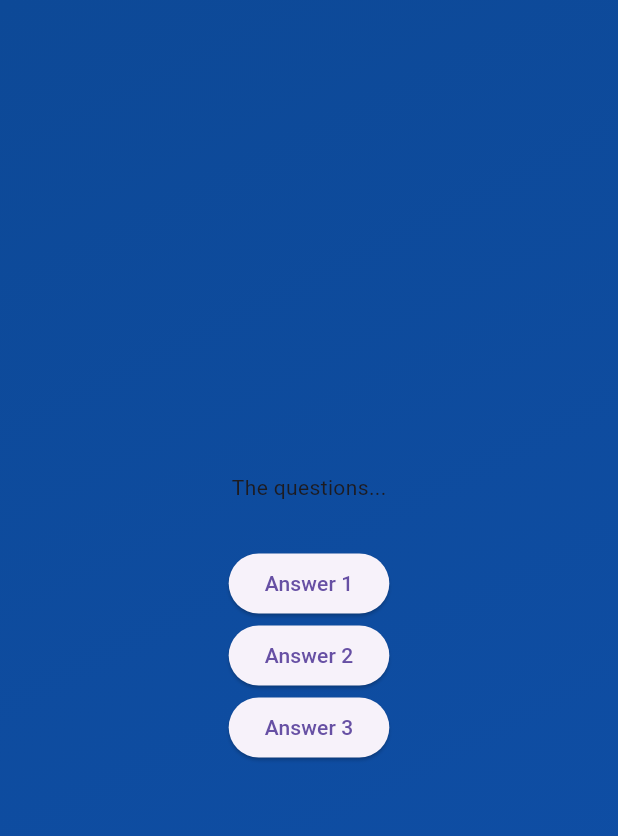
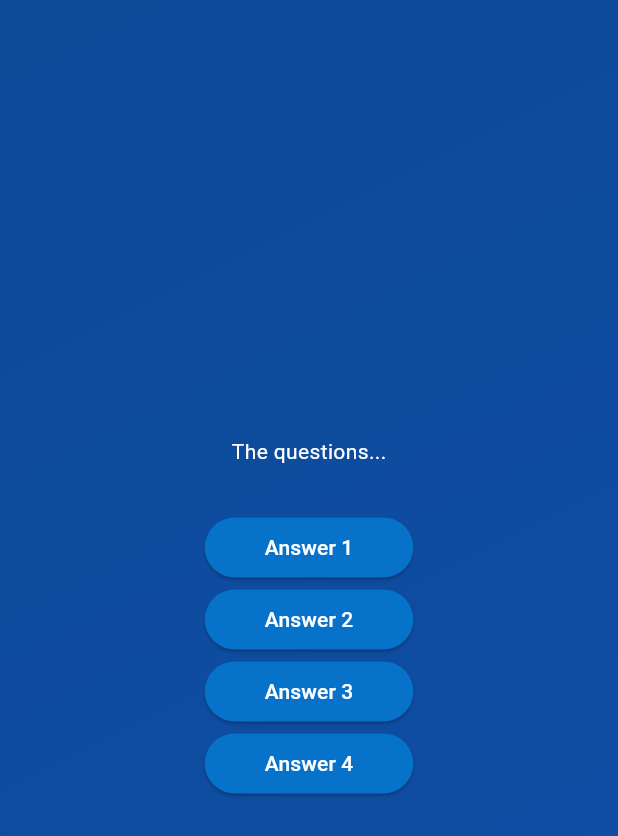
Before and after one commit to HazeyWazy/quiz-app, a Flutter app: the screen it shows after launch, after a tap on "Start Quiz", on a phone screen of 412 x 824 dp. Shown: the top 836 px of the screen. Run offline on Flutter 3.47's test engine with Material 3 defaults, Android fonts, the phone set to English and light mode, and no system bars.

Commit message:
Create a resuable custom styled button

```diff
--- /dev/null
+++ b/lib/answer_button.dart
@@ -0,0 +1,33 @@
+import 'package:flutter/material.dart';
+
+class AnswerButton extends StatelessWidget {
+  // AnswerButton(this.answerText, this.onTap, {super.key}); // positional arguments
+  const AnswerButton({
+    // named arguments
+    super.key,
+    required this.answerText,
+    required this.onTap,
+  });
+
+  final String answerText;
+  final void Function() onTap;
+
+  @override
+  Widget build(BuildContext context) {
+    return ElevatedButton(
+      onPressed: onTap,
+      style: ElevatedButton.styleFrom(
+        padding: const EdgeInsets.symmetric(
+          vertical: 10,
+          horizontal: 40,
+        ),
+        backgroundColor: const Color.fromARGB(255, 7, 114, 201),
+        foregroundColor: Colors.white,
+        shape: RoundedRectangleBorder(
+          borderRadius: BorderRadius.circular(40),
+        ),
+      ),
+      child: Text(answerText),
+    );
+  }
+}
--- a/lib/questions_screen.dart
+++ b/lib/questions_screen.dart
@@ -1,4 +1,5 @@
 import 'package:flutter/material.dart';
+import 'package:quiz_app/answer_button.dart';
 
 class QuestionsScreen extends StatefulWidget {
   const QuestionsScreen({super.key});
@@ -17,19 +18,28 @@ class _QuestionsScreenState extends State<QuestionsScreen> {
       child: Column(
         mainAxisAlignment: MainAxisAlignment.center,
         children: [
-          const Text('The questions...'),
+          const Text(
+            'The questions...',
+            style: TextStyle(
+              color: Colors.white,
+            ),
+          ),
           const SizedBox(height: 30),
-          ElevatedButton(
-            onPressed: () {},
-            child: const Text('Answer 1'),
+          AnswerButton(
+            answerText: 'Answer 1',
+            onTap: () {},
           ),
-          ElevatedButton(
-            onPressed: () {},
-            child: const Text('Answer 2'),
+          AnswerButton(
+            answerText: 'Answer 2',
+            onTap: () {},
           ),
-          ElevatedButton(
-            onPressed: () {},
-            child: const Text('Answer 3'),
+          AnswerButton(
+            answerText: 'Answer 3',
+            onTap: () {},
+          ),
+          AnswerButton(
+            answerText: 'Answer 4',
+            onTap: () {},
           ),
         ],
       ),
```
